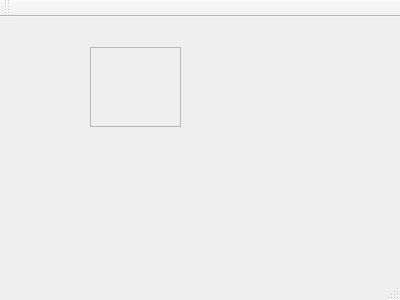
Old version of the form DesMineurs/mainwindow.ui in the repository maxime-baron/DesMineurs.
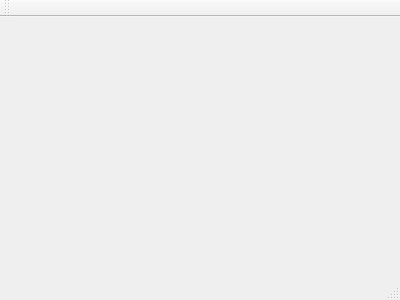
New version of the form.

What changed in the file:
```diff
--- a/DesMineurs/mainwindow.ui
+++ b/DesMineurs/mainwindow.ui
@@ -13,24 +13,7 @@
   <property name="windowTitle">
    <string>MainWindow</string>
   </property>
-  <widget class="QWidget" name="centralWidget">
-   <widget class="QFrame" name="frame">
-    <property name="geometry">
-     <rect>
-      <x>90</x>
-      <y>30</y>
-      <width>91</width>
-      <height>80</height>
-     </rect>
-    </property>
-    <property name="frameShape">
-     <enum>QFrame::StyledPanel</enum>
-    </property>
-    <property name="frameShadow">
-     <enum>QFrame::Raised</enum>
-    </property>
-   </widget>
-  </widget>
+  <widget class="QWidget" name="centralWidget"/>
   <widget class="QMenuBar" name="menuBar">
    <property name="geometry">
     <rect>
```
Left out of the diff: 2 changed lines with no effect on the pictures.
